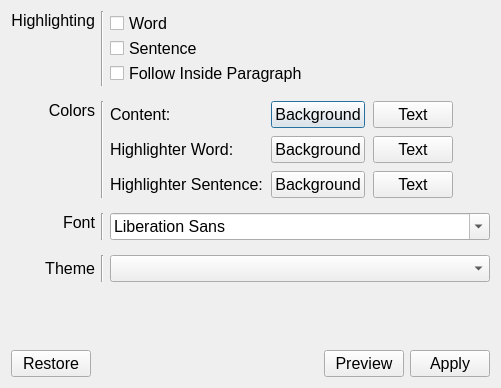
The window that src/forms/color_settings.ui (DinoZAR/CentralAccessReader) describes before a commit, drawn with Qt 5.
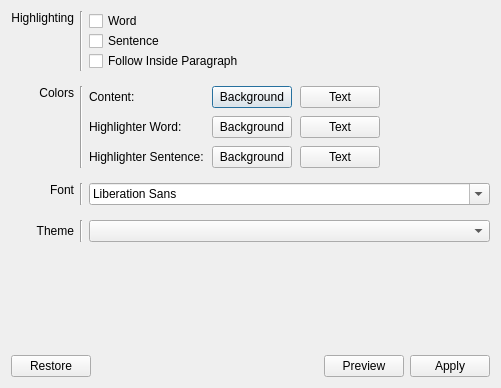
The same window after the commit. Icons and pictures are not drawn.

```diff
--- a/src/forms/color_settings.ui
+++ b/src/forms/color_settings.ui
@@ -10,11 +10,6 @@
     <height>388</height>
    </rect>
   </property>
-  <property name="font">
-   <font>
-    <pointsize>12</pointsize>
-   </font>
-  </property>
   <property name="windowTitle">
    <string>Highlighting, Colors, and Fonts</string>
   </property>
```
